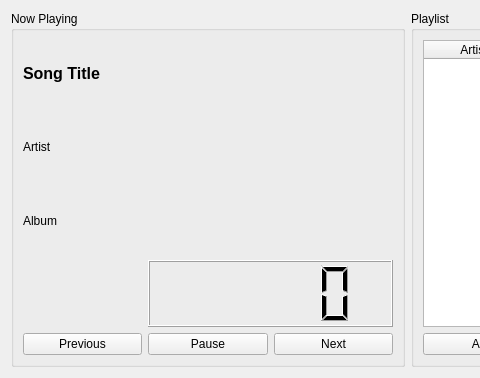
First picture: the form in musicplayer.ui, repository aarontc/Shallow-Abyss, before the edit; both pictures show x 0 to 480 and y 0 to 378 of the 816 by 378 pixel window.
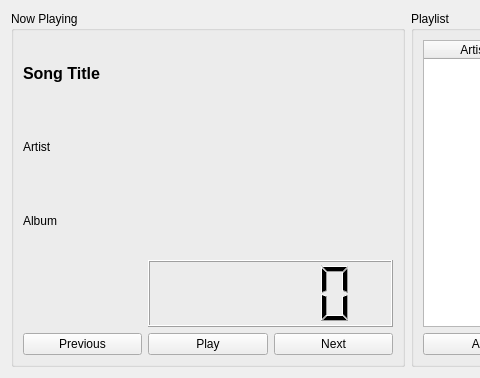
Second picture: the form after the edit.

Diff of the .ui file:
```diff
--- a/musicplayer.ui
+++ b/musicplayer.ui
@@ -65,7 +65,7 @@
       <item row="4" column="1">
        <widget class="QPushButton" name="btnPause">
         <property name="text">
-         <string>Pause</string>
+         <string>Play</string>
         </property>
        </widget>
       </item>
```
Left out of the diff: 68 changed lines with no effect on the pictures.
